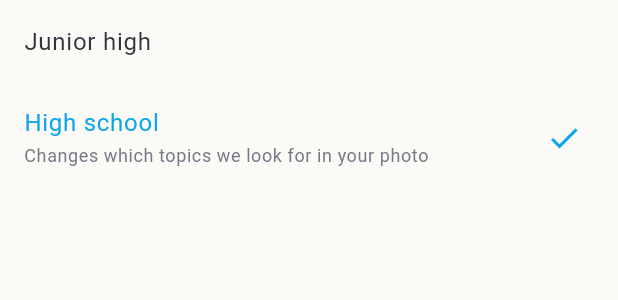
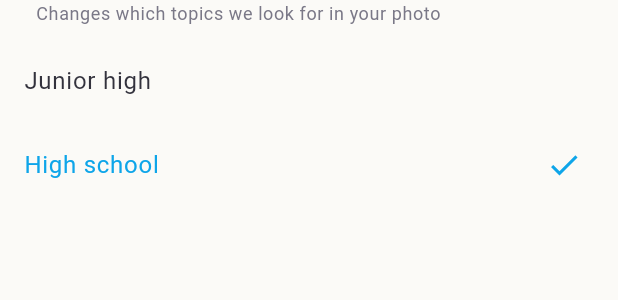
Before and after one commit to sarushili0430/ai-sensei, a Flutter app: the _SchoolStageRows widget shown alone on an empty page, opened directly, on a phone screen of 412 x 824 dp. Shown: the top 300 px of the screen. Run offline on Flutter 3.47's test engine with Material 3 defaults, Android fonts, the phone set to English and light mode, and no system bars; our stand-ins replace flutter_riverpod, freezed_annotation, go_router, image_picker, just_audio, package_info_plus and 4 more; missing offline and left inert: flutter_math_fork, livekit_client, onesignal_flutter, purchases_flutter, purchases_ui_flutter; accounts and stored records are empty; generated files the repository leaves out were written again; Roboto replaces fonts that are missing (ZenMaruGothic).

Commit message:
fix(mobile): 学年のヒントを行から出し、選択肢の手前に置く
golden を目視して気づいた。ヒントを「高校生」の行の subtitle に付けていたので、
**選ばれているほうの説明**に読める(中学生を選ぶと、説明が選ばれていない行へ
移って見える)。セクション全体の説明なので、選択肢の手前へ出した。

Claude-Session: https://claude.ai/code/session_01HkThxfk8VZbdwiRGw1qstB

```diff
--- a/apps/mobile/lib/src/features/settings/presentation/settings_screen.dart
+++ b/apps/mobile/lib/src/features/settings/presentation/settings_screen.dart
@@ -84,13 +84,10 @@ class _SchoolStageRows extends ConsumerWidget {
     final AppStrings strings = AppStrings.of(context);
     final SchoolStage current = ref.watch(schoolStageControllerProvider);
 
-    Widget row(SchoolStage stage, String label, {String? subtitle}) {
+    Widget row(SchoolStage stage, String label) {
       final bool selected = current == stage;
       return ListTile(
         title: Text(label),
-        subtitle: subtitle == null
-            ? null
-            : Text(subtitle, style: Theme.of(context).textTheme.bodySmall),
         trailing: selected ? const Icon(Icons.check, color: AppColors.blue) : null,
         selected: selected,
         onTap: () => ref.read(schoolStageControllerProvider.notifier).select(stage),
@@ -98,13 +95,19 @@ class _SchoolStageRows extends ConsumerWidget {
     }
 
     return Column(
+      crossAxisAlignment: CrossAxisAlignment.stretch,
       children: <Widget>[
+        // **ヒントは行ではなく、選択肢の手前に置く。** 片方の行に付けると
+        // 「選ばれているほうの説明」に読め、選び直すたびに説明が動いて見える。
+        Padding(
+          padding: const EdgeInsets.fromLTRB(AppSpacing.lg, 0, AppSpacing.lg, AppSpacing.sm),
+          child: Text(
+            strings.settingsSchoolStageHint,
+            style: Theme.of(context).textTheme.bodySmall,
+          ),
+        ),
         row(SchoolStage.juniorHigh, strings.settingsSchoolStageJuniorHigh),
-        row(
-          SchoolStage.highSchool,
-          strings.settingsSchoolStageHighSchool,
-          subtitle: strings.settingsSchoolStageHint,
-        ),
+        row(SchoolStage.highSchool, strings.settingsSchoolStageHighSchool),
       ],
     );
   }
```
